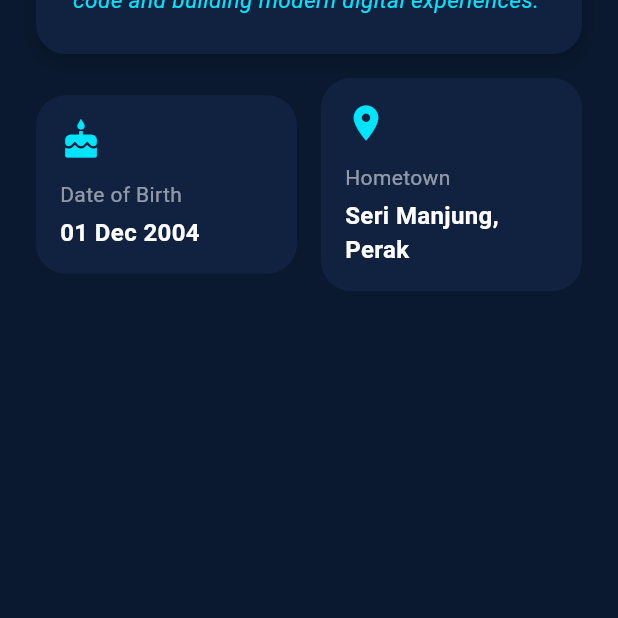
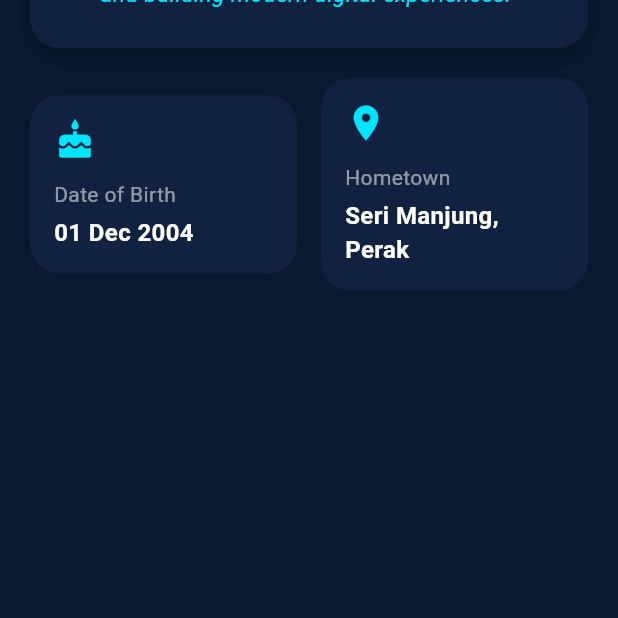
Before and after one commit to AfiqAlias224/afiqalias_profile, a Flutter app: the screen it shows after launch, scrolled down 576 dp, on a phone screen of 412 x 824 dp, the top half of it. Run offline on Flutter 3.47's test engine with Material 3 defaults, Android fonts, the phone set to English and light mode, and no system bars; our stand-ins replace font_awesome_flutter.

Commit message:
Update main.dart

```diff
--- a/lib/main.dart
+++ b/lib/main.dart
@@ -117,30 +117,35 @@ class ProfilePage extends StatelessWidget {
 
 @override
 Widget build(BuildContext context) {
+  final screenWidth = MediaQuery.of(context).size.width;
+
   return Scaffold(
-      body: Center(
-        child: ConstrainedBox(
-          constraints: const BoxConstraints(maxWidth: 500),
-          child: NotificationListener<ScrollNotification>(
-            onNotification: (_) => false,
+    body: SafeArea(
       child: SingleChildScrollView(
-              padding: const EdgeInsets.symmetric(
-                horizontal: 24.0,
-                vertical: 48.0,
+        child: Center(
+          child: Container(
+            width: screenWidth > 700 ? 500 : double.infinity,
+            padding: EdgeInsets.symmetric(
+              horizontal: screenWidth > 700 ? 0 : 20,
+              vertical: 40,
             ),
             child: Column(
               crossAxisAlignment: CrossAxisAlignment.center,
               children: [
-                  // Avatar — no reveal delay so it shows immediately
+
+                // Avatar
                 const AnimatedAvatarSection(),
                 const SizedBox(height: 40),
 
-                  // Name / Bio Card with typing effect
+                // Name Card
                 RevealOnScroll(
                   delay: const Duration(milliseconds: 100),
                   child: Container(
                     width: double.infinity,
-                      padding: const EdgeInsets.symmetric(vertical: 24),
+                    padding: const EdgeInsets.symmetric(
+                      vertical: 24,
+                      horizontal: 20,
+                    ),
                     decoration: BoxDecoration(
                       color: const Color(0xFF112240),
                       borderRadius: BorderRadius.circular(20),
@@ -154,18 +159,19 @@ class ProfilePage extends StatelessWidget {
                     ),
                     child: Column(
                       children: [
-                          const Text(
+                        Text(
                           'AFIQ ALIAS',
+                          textAlign: TextAlign.center,
                           style: TextStyle(
-                              fontSize: 32,
+                            fontSize: screenWidth > 700 ? 40 : 32,
                             fontWeight: FontWeight.bold,
                             color: Colors.white,
                             letterSpacing: 1.2,
                           ),
                         ),
-                          const SizedBox(height: 4),
 
-                          // ── Typing effect subtitle ──
+                        const SizedBox(height: 8),
+
                         const TypingText(
                           texts: [
                             'Software Engineering Student',
@@ -181,6 +187,7 @@ class ProfilePage extends StatelessWidget {
                         ),
 
                         const SizedBox(height: 16),
+
                         Container(
                           padding: const EdgeInsets.symmetric(
                             horizontal: 16,
@@ -217,16 +224,15 @@ class ProfilePage extends StatelessWidget {
                         ),
 
                         const SizedBox(height: 20),
+
                         Divider(
                           color: Colors.white.withOpacity(0.1),
                           thickness: 1,
-                            indent: 32,
-                            endIndent: 32,
                         ),
+
                         const SizedBox(height: 16),
-                          const Padding(
-                            padding: EdgeInsets.symmetric(horizontal: 24.0),
-                            child: Text(
+
+                        const Text(
                           '"Passionate about turning ideas into clean code and building modern digital experiences."',
                           textAlign: TextAlign.center,
                           style: TextStyle(
@@ -236,14 +242,14 @@ class ProfilePage extends StatelessWidget {
                             height: 1.5,
                           ),
                         ),
-                          ),
                       ],
                     ),
                   ),
                 ),
-                  const SizedBox(height: 16),
 
-                  // Info Cards Row
+                const SizedBox(height: 20),
+
+                // Info Cards
                 RevealOnScroll(
                   delay: const Duration(milliseconds: 200),
                   child: Row(
@@ -266,16 +272,18 @@ class ProfilePage extends StatelessWidget {
                     ],
                   ),
                 ),
-                  const SizedBox(height: 16),
 
-                  // ── Skills Section ──
+                const SizedBox(height: 20),
+
+                // Skills
                 RevealOnScroll(
                   delay: const Duration(milliseconds: 300),
                   child: _buildSkillsSection(),
                 ),
-                  const SizedBox(height: 16),
 
-                  // Contact Section
+                const SizedBox(height: 20),
+
+                // Contact
                 RevealOnScroll(
                   delay: const Duration(milliseconds: 400),
                   child: Container(
@@ -288,6 +296,7 @@ class ProfilePage extends StatelessWidget {
                     child: Column(
                       crossAxisAlignment: CrossAxisAlignment.start,
                       children: [
+
                         Row(
                           children: [
                             Container(
@@ -309,34 +318,39 @@ class ProfilePage extends StatelessWidget {
                             ),
                           ],
                         ),
+
                         const SizedBox(height: 24),
-                          Row(
-                            mainAxisAlignment: MainAxisAlignment.spaceEvenly,
+
+                        Wrap(
+                          alignment: WrapAlignment.center,
+                          spacing: 20,
+                          runSpacing: 20,
                           children: [
                             _buildSocialSquare(
                               icon: Icons.email_outlined,
-                                tooltip: 'Email Me: afiqalias224@gmail.com',
-                                onPressed: () =>
-                                    _launchURL('mailto:afiqalias224@gmail.com'),
+                              tooltip: 'Email Me',
+                              onPressed: () => _launchURL(
+                                'mailto:afiqalias224@gmail.com',
+                              ),
                             ),
                             _buildSocialSquare(
                               icon: Icons.phone_outlined,
-                                tooltip: 'Call Me: +60 11 3641 4519',
+                              tooltip: 'Call Me',
                               onPressed: () =>
                                   _launchURL('tel:+601136414519'),
                             ),
                             _buildSocialSquare(
                               icon: FontAwesomeIcons.tiktok,
-                                tooltip: 'Follow on TikTok',
+                              tooltip: 'TikTok',
                               onPressed: () => _launchURL(
-                                  'https://www.tiktok.com/@aafiqalias?_r=1&_t=ZS-968iEZLIHrR',
+                                'https://www.tiktok.com/',
                               ),
                             ),
                             _buildSocialSquare(
                               icon: FontAwesomeIcons.instagram,
-                                tooltip: 'Follow on Instagram',
+                              tooltip: 'Instagram',
                               onPressed: () => _launchURL(
-                                  'https://www.instagram.com/aafiqalias?igsh=eGJnd2pzM3c5enZl&utm_source=qr',
+                                'https://www.instagram.com/',
                               ),
                             ),
                           ],
```
Lines whose indentation alone changed are shown as unchanged.
